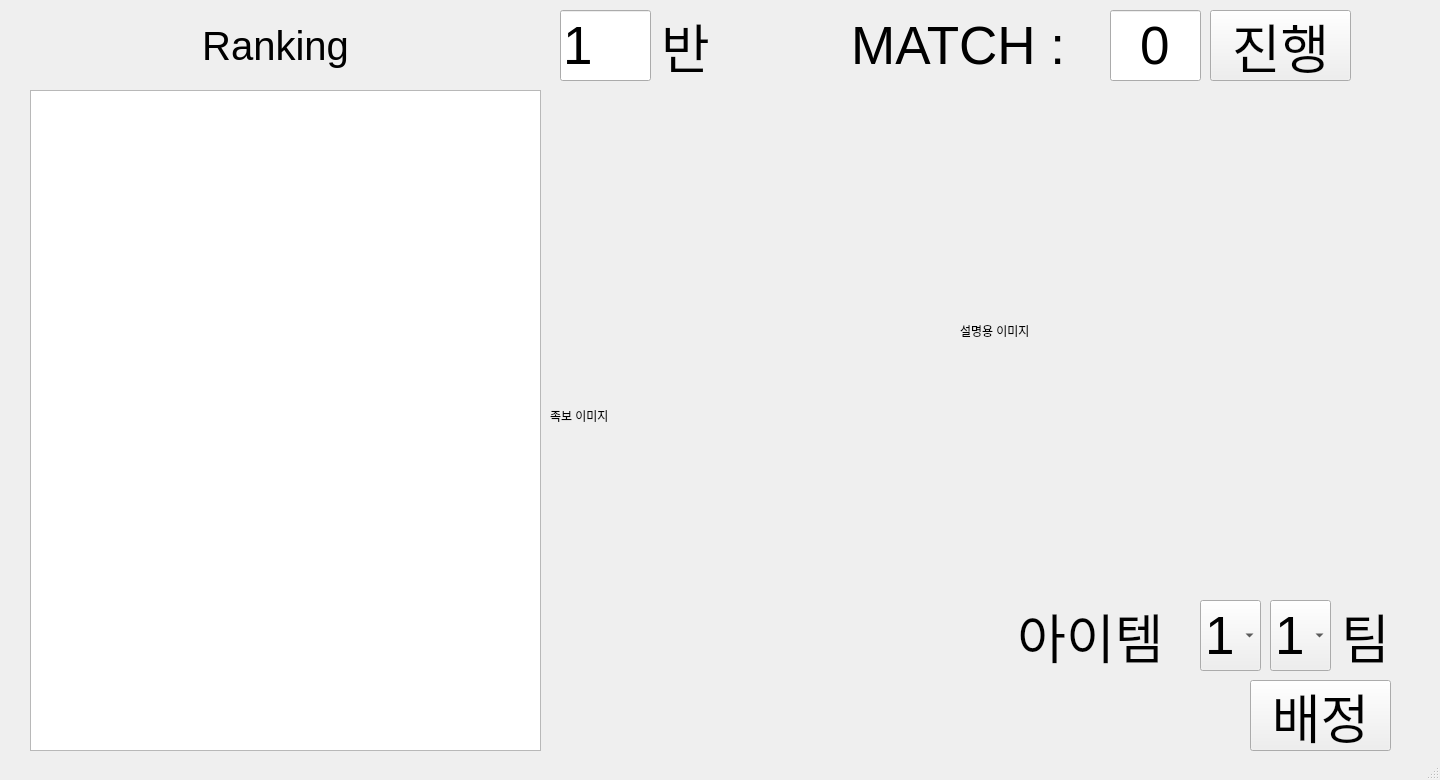
This is DirectorQT.ui in jbs30lcy/Thief-Poker as Qt 5 draws it before an edit. The edited form follows.
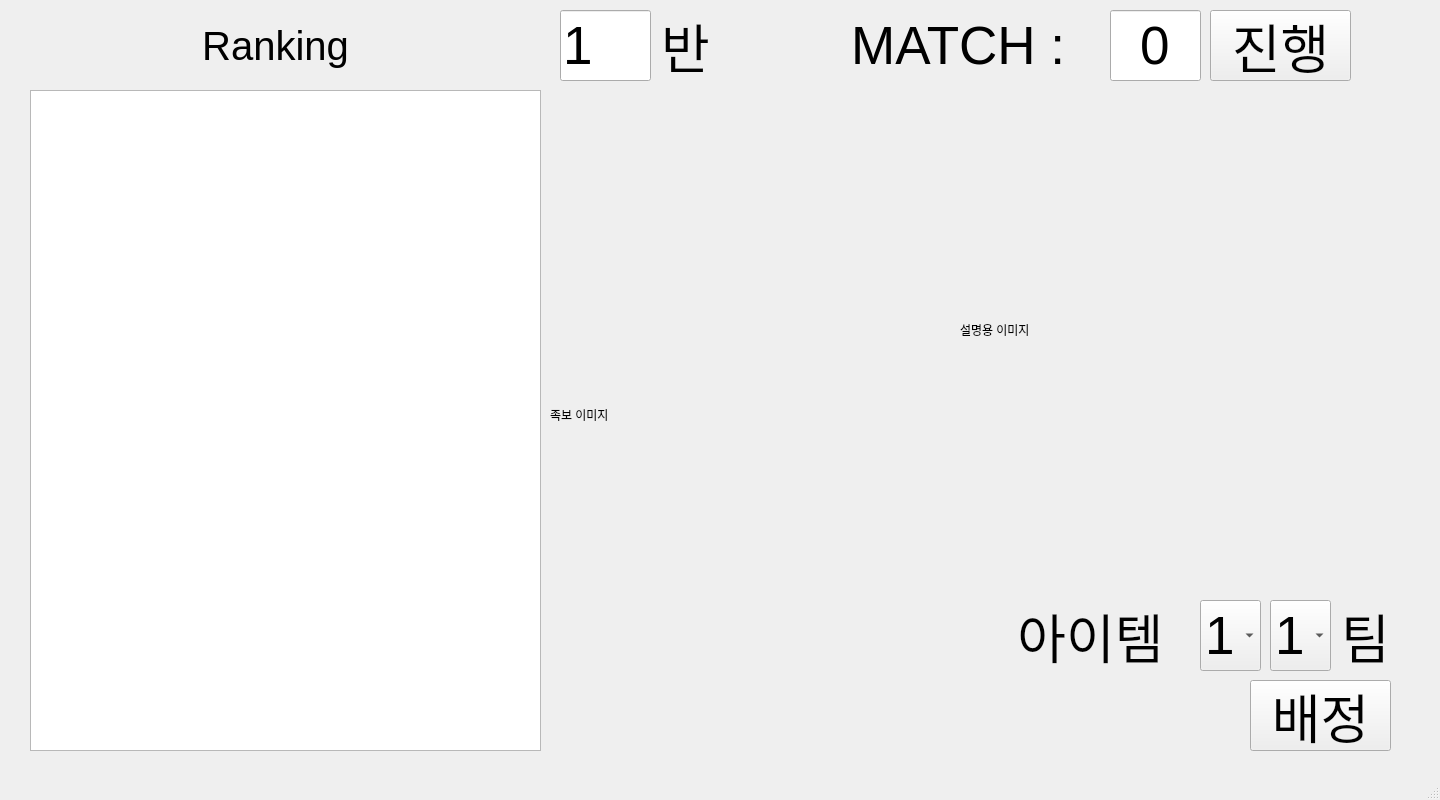
This is the edited form.

Commit message: 타이머 만들어줌

What changed in the file:
```diff
--- a/DirectorQT.ui
+++ b/DirectorQT.ui
@@ -7,7 +7,7 @@
     <x>0</x>
     <y>0</y>
     <width>1440</width>
-    <height>780</height>
+    <height>800</height>
    </rect>
   </property>
   <property name="windowTitle">
@@ -149,8 +149,8 @@
      <rect>
       <x>550</x>
       <y>80</y>
-      <width>421</width>
-      <height>671</height>
+      <width>420</width>
+      <height>670</height>
      </rect>
     </property>
     <property name="text">
@@ -312,8 +312,8 @@
      <rect>
       <x>960</x>
       <y>90</y>
-      <width>421</width>
-      <height>481</height>
+      <width>420</width>
+      <height>480</height>
      </rect>
     </property>
     <property name="text">
```
The commit also changes 2 other files.
